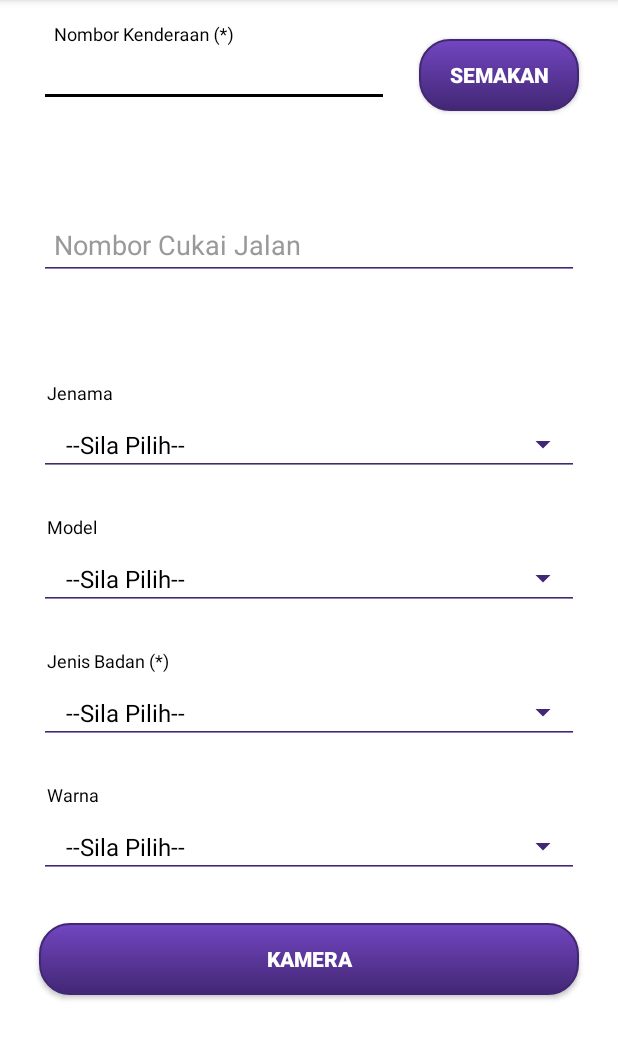
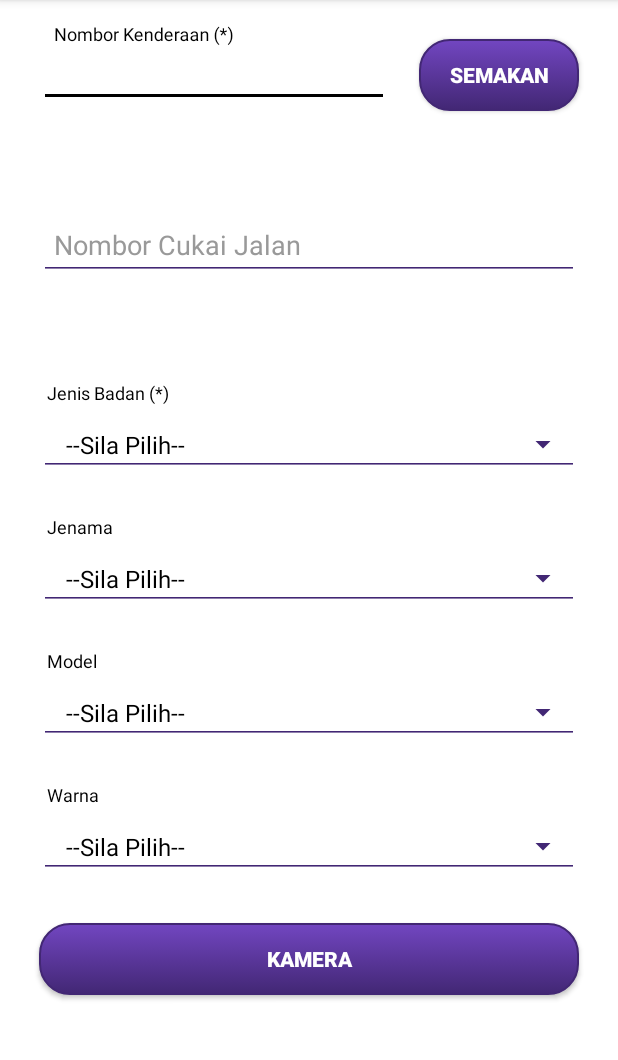
Before and after one commit to ApizMan/HandHeld, an Android app: the fragment MaklumatFragment shown on its own in the app's theme, on a phone screen of 412 x 824 dp, the part 84-1144 px from its top. Run offline under Robolectric (Android 15) with nearby library versions, the phone set to English and light mode, and no system bars; our stand-ins replace Volley; network calls fail; 4 statements that could not run were skipped.

Commit message:
Done make 3 correction

```diff
--- a/app/src/main/res/layout/fragment_maklumat.xml
+++ b/app/src/main/res/layout/fragment_maklumat.xml
@@ -117,6 +117,31 @@
                     android:layout_margin="10dp"
                     android:orientation="vertical">
                     <TextView
+                        android:id="@+id/titleJenisBadan"
+                        android:layout_width="match_parent"
+                        android:layout_height="wrap_content"
+                        android:padding="5dp"
+                        android:textSize="12dp"
+                        android:textColor="@color/black"
+                        android:textAppearance="?android:attr/textAppearanceMedium"
+                        android:text="Jenis Badan (*)"/>
+
+                    <Spinner
+                        android:id="@+id/spinnerTrafikJenisBadan"
+                        android:layout_width="match_parent"
+                        android:padding="10dp"
+                        android:layout_height="wrap_content"
+                        android:textColor="@color/black"
+                        style="@style/Base.Widget.AppCompat.Spinner.Underlined"
+                        android:spinnerMode="dialog"/>
+                </LinearLayout>
+
+                <LinearLayout
+                    android:layout_width="match_parent"
+                    android:layout_height="wrap_content"
+                    android:layout_margin="10dp"
+                    android:orientation="vertical">
+                    <TextView
                         android:id="@+id/titleJenama"
                         android:layout_width="match_parent"
                         android:layout_height="wrap_content"
@@ -201,31 +226,6 @@
                     android:layout_margin="10dp"
                     android:orientation="vertical">
                     <TextView
-                        android:id="@+id/titleJenisBadan"
-                        android:layout_width="match_parent"
-                        android:layout_height="wrap_content"
-                        android:padding="5dp"
-                        android:textSize="12dp"
-                        android:textColor="@color/black"
-                        android:textAppearance="?android:attr/textAppearanceMedium"
-                        android:text="Jenis Badan (*)"/>
-
-                    <Spinner
-                        android:id="@+id/spinnerTrafikJenisBadan"
-                        android:layout_width="match_parent"
-                        android:padding="10dp"
-                        android:layout_height="wrap_content"
-                        android:textColor="@color/black"
-                        style="@style/Base.Widget.AppCompat.Spinner.Underlined"
-                        android:spinnerMode="dialog"/>
-                </LinearLayout>
-
-                <LinearLayout
-                    android:layout_width="match_parent"
-                    android:layout_height="wrap_content"
-                    android:layout_margin="10dp"
-                    android:orientation="vertical">
-                    <TextView
                         android:id="@+id/titleWarna"
                         android:layout_width="match_parent"
                         android:layout_height="wrap_content"
```
Also changed, not shown: app/src/main/java/my/vista/com/handheld/Business/PrinterUtils.java (+11 -3 lines), app/src/main/java/my/vista/com/handheld/UI/Activity/MaklumatFragment.java (+4 -4 lines), app/src/main/java/my/vista/com/handheld/UI/Activity/RingkasanFragment.java (+4 -4 lines).
